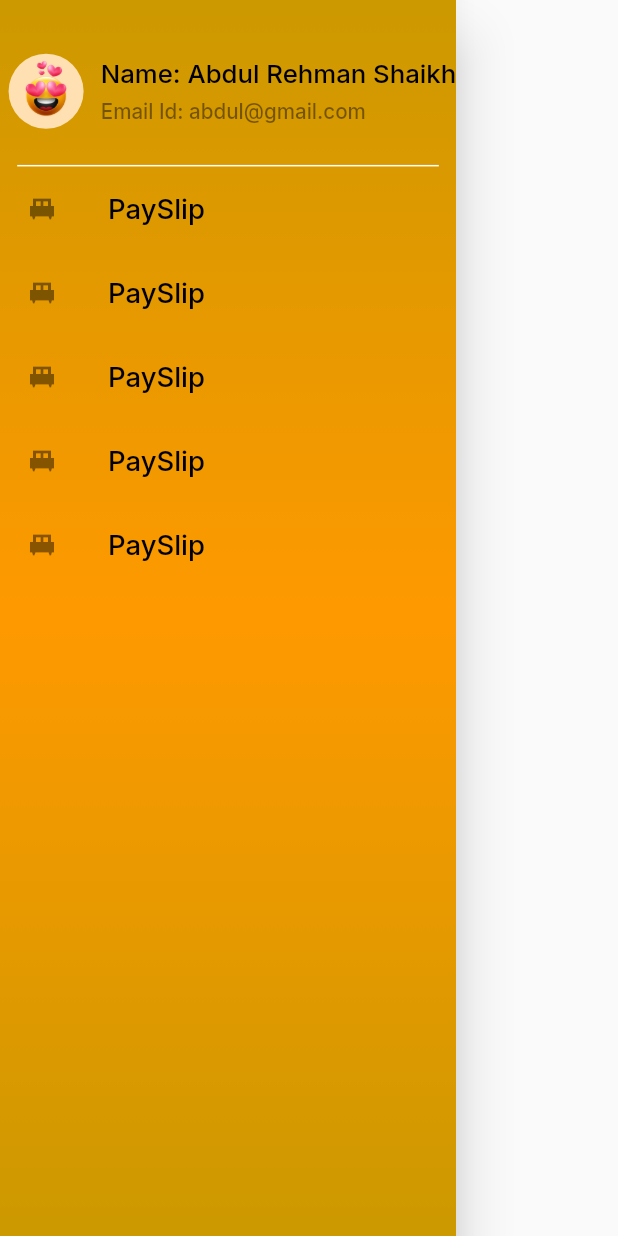
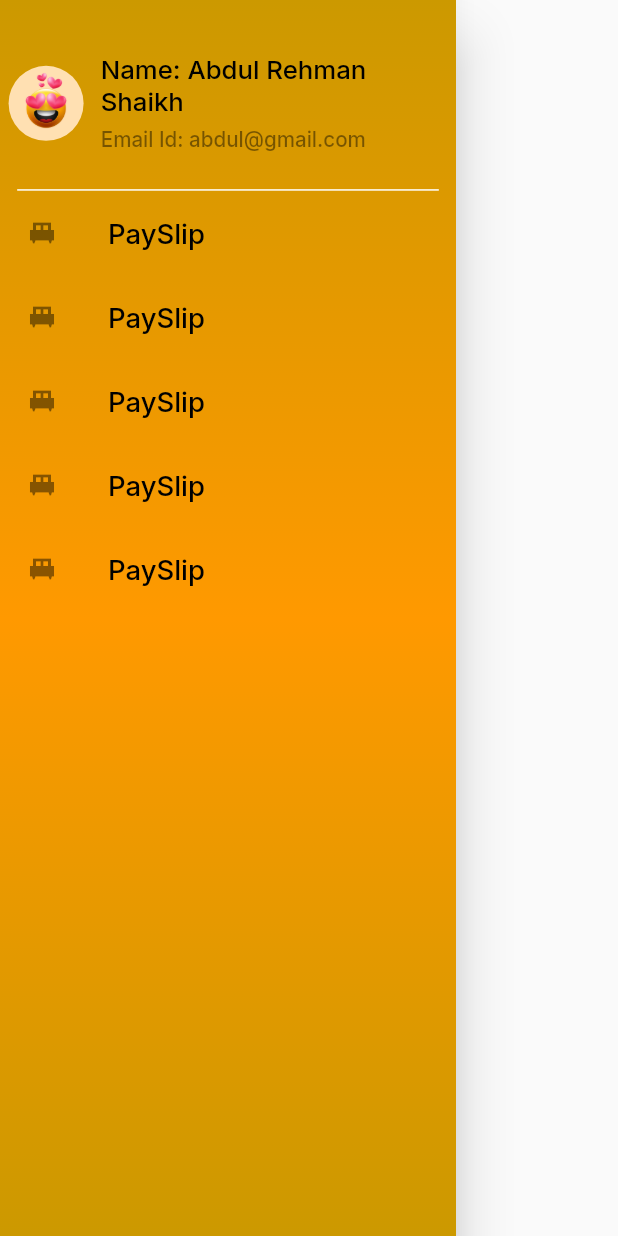
Before and after one commit to ShaikhAbdul007/e_trans, a Flutter app: the CustomDrawer widget shown alone on an empty page, opened directly, on a phone screen of 412 x 824 dp. Run offline on Flutter 3.47's test engine with Material 2 defaults, Android fonts, the phone set to English and light mode, and no system bars; our stand-ins replace flutter_screenutil, get, get_storage, google_fonts, table_calendar; accounts and stored records are empty; network calls fail.

Commit message:
ui bug solve

```diff
--- a/lib/view/drawer_page.dart
+++ b/lib/view/drawer_page.dart
@@ -23,7 +23,7 @@ class _CustomDrawerState extends State<CustomDrawer> {
               Color(0xffff9900),
               Color(0xFFCC9900),
             ])),
-        child: ListView(children: [
+        child: ListView(shrinkWrap: true, children: [
           Padding(
             padding: EdgeInsets.only(top: 30.h, left: 5.w),
             child: Row(
@@ -35,7 +35,8 @@ class _CustomDrawerState extends State<CustomDrawer> {
                   ),
                 ),
                 setWidth(10),
-                Column(
+                Expanded(
+                  child: Column(
                     crossAxisAlignment: CrossAxisAlignment.start,
                     children: [
                       Text(
@@ -46,6 +47,7 @@ class _CustomDrawerState extends State<CustomDrawer> {
                       Text('Email Id: abdul@gmail.com',
                           style: Theme.of(context).textTheme.bodyText1),
                     ],
+                  ),
                 )
               ],
             ),
```
Lines whose indentation alone changed are shown as unchanged.
